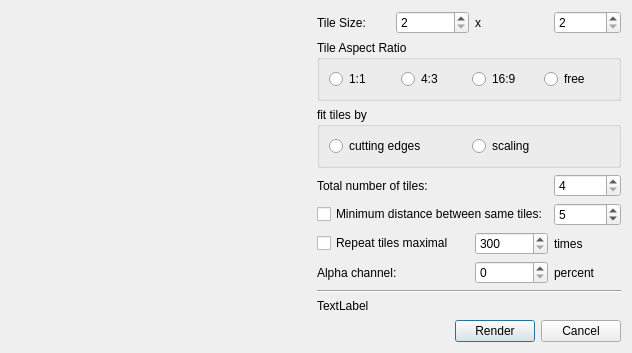
Old version of the form mosaicdetailsdlg.ui in the repository seanet7or/mosaicit.
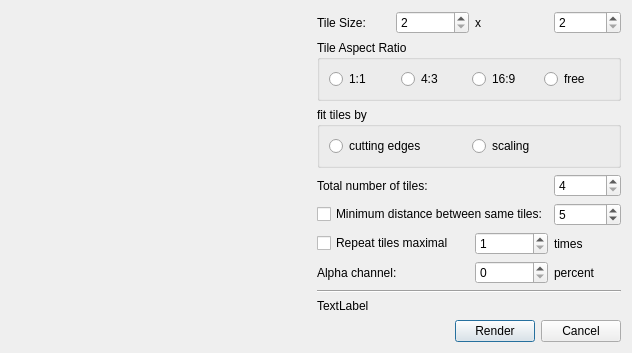
New version of the form.

Commit message: set correct tab order in dialogs

```diff
--- a/mosaicdetailsdlg.ui
+++ b/mosaicdetailsdlg.ui
@@ -252,7 +252,7 @@
        <item row="6" column="2">
         <widget class="QSpinBox" name="repeatTilesSpinner">
          <property name="minimum">
-          <number>300</number>
+          <number>1</number>
          </property>
          <property name="maximum">
           <number>999999999</number>
```
The commit also changes 6 other files.
